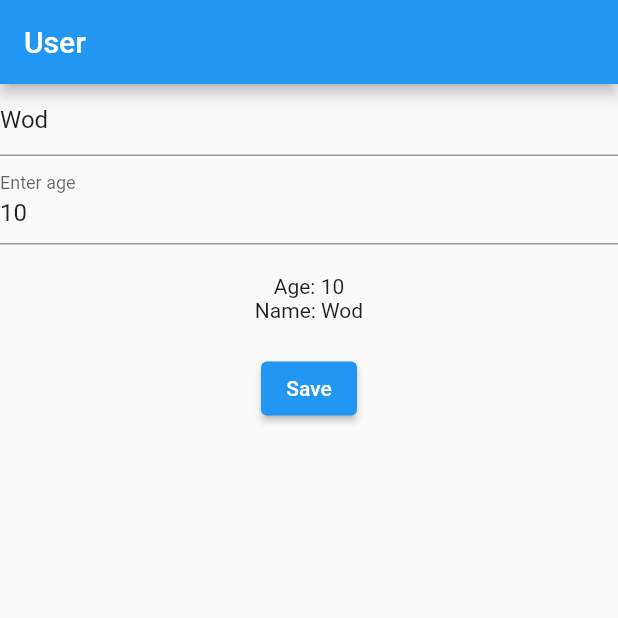
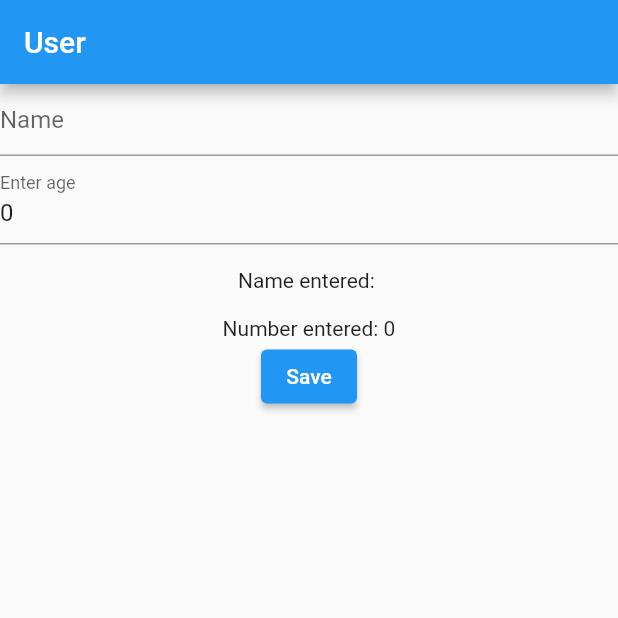
Before and after one commit to frankjmclarke/getxgpt, a Flutter app: the screen it shows after launch, after a tap on "Save", on a phone screen of 412 x 824 dp, the top half of it. Run offline on Flutter 3.47's test engine with Material 2 defaults, Android fonts, the phone set to English and light mode, and no system bars; our stand-ins replace get.

Commit message:
Add  final _textController       final _numController

```diff
--- a/lib/main.dart
+++ b/lib/main.dart
@@ -3,6 +3,7 @@ import 'package:flutter/material.dart';
 import 'package:get/get.dart';
 import 'package:getxgpt/view/user_v.dart';
 import 'package:getxgpt/view/user_vm.dart';
+
 
 void main() {
   runApp(MyApp());
--- a/lib/view/user_v.dart
+++ b/lib/view/user_v.dart
@@ -1,22 +1,17 @@
 import 'package:flutter/material.dart';
 import 'package:get/get.dart';
+import 'package:getxgpt/view/user_v.dart';
 import 'package:getxgpt/view/user_vm.dart';
-
-/*
-we're using Obx(() to bind the age observable variable to the TextField. When
-the age value changes, the TextField will be updated automatically.
-Note that we're not using Obx(() for the name variable because TextField already
-rebuilds itself when its value changes.
- */
 
 class UserView extends StatelessWidget {
   final UserViewModel userViewModel = Get.put(UserViewModel());
 
-  UserView({super.key});
+  UserView({Key? key}) : super(key: key);
 
   void submitText(String text) {
     // Do something with the text, such as save it to a database or display it in a UI element
   }
+
   @override
   Widget build(BuildContext context) {
     return Scaffold(
@@ -25,40 +20,40 @@ class UserView extends StatelessWidget {
       ),
       body: Column(
         children: [
-          GetX<UserViewModel>(          //  Getx allows init, dispose etc, uses more ram
+          //  Getx allows init, dispose etc, uses more ram
+          GetX<UserViewModel>(
             builder: (controller) => TextField(
-              controller: TextEditingController(text: controller.name),
-              onChanged: (txt){
-                controller.name =  txt;
-              },
-              onTapOutside: (xx) {
-                //userViewModel.name =  controller.name;
-                userViewModel.setNameFromString(controller.name);
-                //userViewModel.setNameFromString( controller.name);
+              controller: userViewModel.textController,
+              onChanged: (text) {
+                userViewModel.textController?.value = TextEditingValue(
+                  text: text,
+                  selection: TextSelection.collapsed(offset: text.length),
+                );
+                userViewModel.setName(text);
               },
               decoration: const InputDecoration(hintText: 'Name'),
             ),
           ),
+
           Obx(() => TextField(
-            controller: TextEditingController(text: userViewModel.age.toString()),
-            onChanged: (text) => userViewModel.age= int.tryParse(text) ?? 0,
-            onTapOutside: (text) {
-
-              userViewModel.setAgeFromInt( userViewModel.age);
-
+            controller: userViewModel.numController,
+            onChanged: (text) {
+              userViewModel.numController?.value = TextEditingValue(
+                text: text,
+                selection: TextSelection.collapsed(offset: text.length),
+              );
+              userViewModel.setAgeFromString(text);
             },
             decoration: const InputDecoration(
               labelText: 'Enter age',
             ),
           )),
-          const SizedBox(height: 20),
-          Obx(() {
-            return Text('Age: ${userViewModel.age}');
-          }),
-          Obx(() {
-            return Text('Name: ${Get.find<UserViewModel>().user.value.name}');
-          }),
-          const SizedBox(height: 20),
+
+          const SizedBox(height: 16),
+          Obx(() => Text("Name entered: ${userViewModel.name}")),
+          const SizedBox(height: 16),
+          Obx(() => Text("Number entered: ${userViewModel.age ?? "0"}")),
+
           ElevatedButton(
             onPressed: userViewModel.saveUser,
             child: const Text('Save'),
--- a/lib/view/user_vm.dart
+++ b/lib/view/user_vm.dart
@@ -1,42 +1,38 @@
+import 'package:flutter/cupertino.dart';
 import 'package:get/get.dart';
 import 'package:getxgpt/model/user.dart';
 
 class UserViewModel extends GetxController {
   final user = User(name: '', age: 0).obs;
+  final _textController = TextEditingController().obs;
+  final _numController = TextEditingController().obs;
 
-  String get name => user.value.name;
-  set name(String value) => user.value.name = value;
-  set setText(String value) => user.value.name = value;
+  TextEditingController get textController => _textController.value;
+  TextEditingController get numController => _numController.value;
+  String get name => user.value.name; // added getter for name
+  int get age => user.value.age; // added getter for name
 
-  int get age => user.value.age;
-  set age(int value) => user.value.age = value;
+  @override
+  void onInit() {
+    super.onInit();
+    _textController.value.text = user.value.name;
+    _numController.value.text = user.value.age.toString();
+  }
 
-  void setAgeFromString(String text) {
-    //user.value.age = int.tryParse(text) ?? 0;
-   // user.value.name = 'Jonny';
-    user.update( (user) { // you have to use update for the class
-      user?.name = 'Jonny';
-      user?.age = int.tryParse(text) ?? 0;
+  void setName(String name) {
+    user.update((val) {
+      val?.name = name;
     });
+  }
 
-  }
-  void setAgeFromInt(int num) {
-    //user.value.age = int.tryParse(text) ?? 0;
-    // user.value.name = 'Jonny';
-    user.update( (user) { // you have to use update for the class
-     // user?.name = 'Jonny';
-      user?.age = num;
+  void setAgeFromString(String ageString) {
+    int age = int.tryParse(ageString) ?? 0;
+    user.update((val) {
+      val?.age = age;
     });
-
-  }
-  void setNameFromString(String text) {
-    user.update( (user) { // you have to use update for the class
-      user?.name = text;
-    });
-
   }
 
   void saveUser() {
-    user.value = User(name: 'Wod', age: 10);
+    print('Saving user: ${user.value.name}, ${user.value.age}');
   }
 }
```
Also changed, not shown: lib/view/user_vOBX.dart (+21 -9 lines), lib/view/user_vmBUILDER.dart (+6 -1 lines), lib/view/user_vmOBS.dart (+8 -1 lines).
